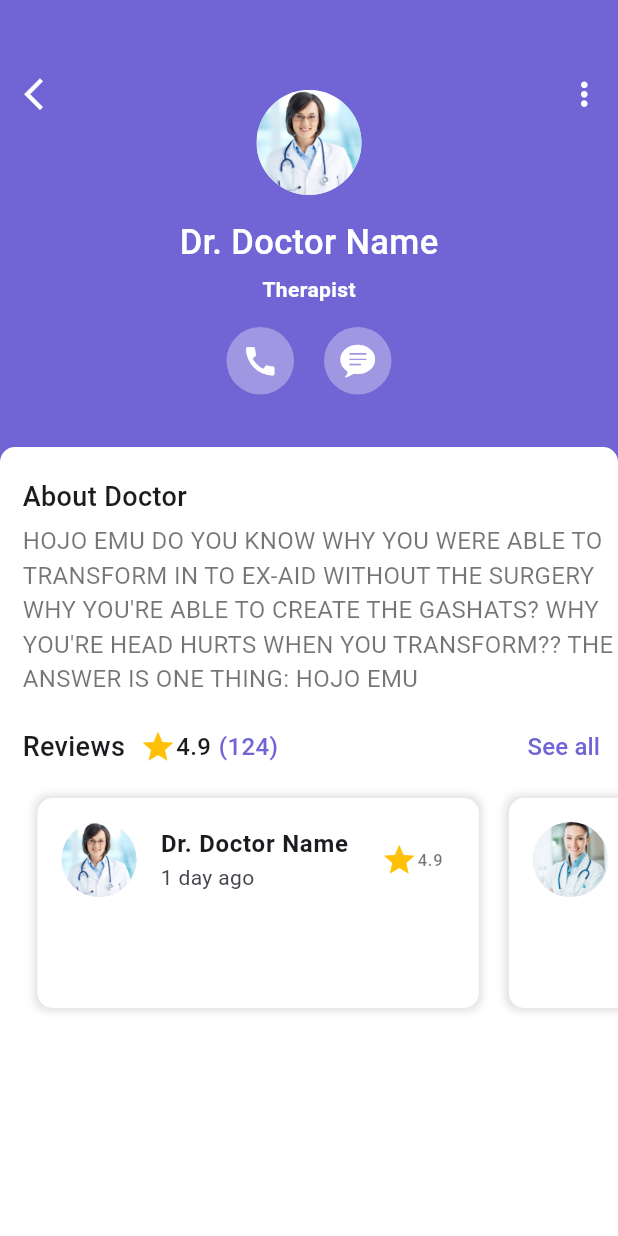
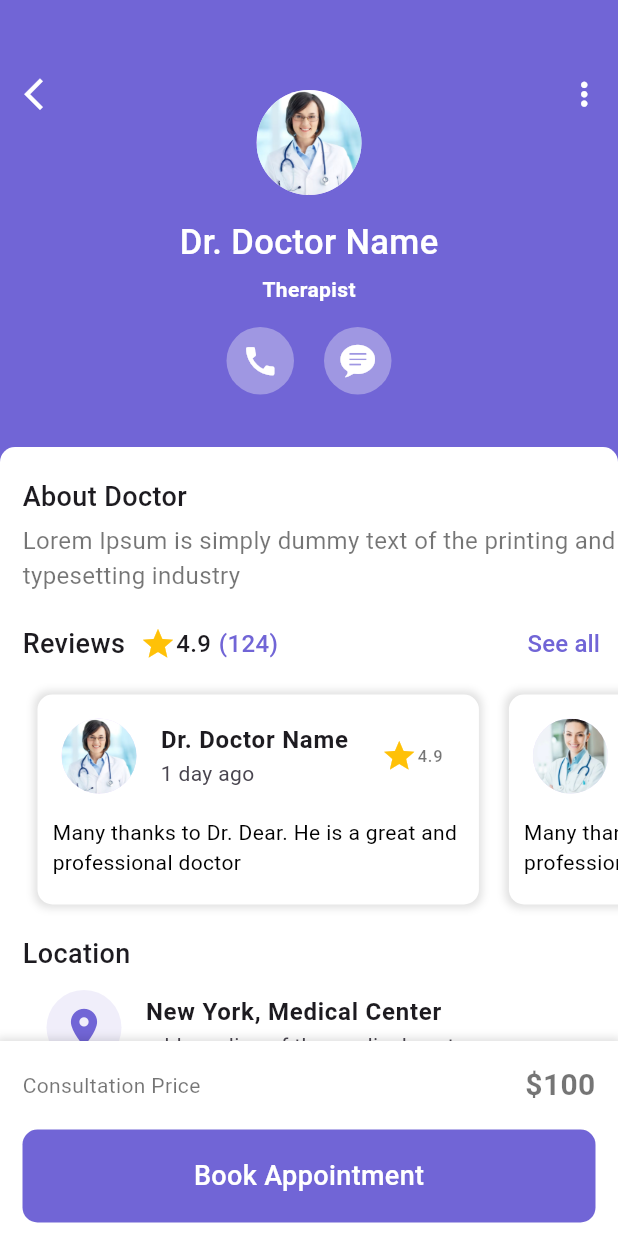
Before and after one commit to elidrocarburo/medical_healthcare, a Flutter app: the AppointmentScreen screen opened directly, on a phone screen of 412 x 824 dp. Run offline on Flutter 3.47's test engine with Material 3 defaults, Android fonts, the light colour scheme and no system bars.

Commit message:
finished appointment_screen.dart

```diff
--- a/lib/screens/appointment_screen.dart
+++ b/lib/screens/appointment_screen.dart
@@ -130,7 +130,7 @@ class AppointmentScreen extends StatelessWidget{
                           ),
                           SizedBox(height: 5),
                           Text(
-                            "HOJO EMU DO YOU KNOW WHY YOU WERE ABLE TO TRANSFORM IN TO EX-AID WITHOUT THE SURGERY WHY YOU'RE ABLE TO CREATE THE GASHATS? WHY YOU'RE HEAD HURTS WHEN YOU TRANSFORM?? THE ANSWER IS ONE THING: HOJO EMU",
+                            "Lorem Ipsum is simply dummy text of the printing and typesetting industry",
                             style: TextStyle(
                               fontSize: 16,
                               color: Colors.black54
@@ -229,12 +229,54 @@ class AppointmentScreen extends StatelessWidget{
                                               )
                                             ],
                                           ),
+                                        ),
+                                        SizedBox(height: 5),
+                                        Padding(padding: EdgeInsets.symmetric(horizontal: 10),
+                                        child: Text(
+                                          maxLines: 2,
+                                          overflow: TextOverflow.ellipsis,
+                                          "Many thanks to Dr. Dear. He is a great and professional doctor",
+                                          style: TextStyle(
+                                            color: Colors.black
+                                          ),
+                                        ),
                                         )
                                       ],
                                     ),
                                   ),
                                 );
                               }),
+                          ),
+                          SizedBox(height: 10),
+                          Text(
+                            "Location",
+                            style: TextStyle(
+                              fontSize: 18,
+                              fontWeight: FontWeight.w500
+                            ),
+                          ),
+                          ListTile(
+                            leading: Container(
+                              padding: EdgeInsets.all(10),
+                              decoration: BoxDecoration(
+                                color: Color(0xFFF0EEFA),
+                                shape: BoxShape.circle
+                              ),
+                              child: Icon(
+                                Icons.location_on,
+                                color: Color(0xFF7165D6),
+                                size: 30,
+                                )
+                            ),
+                            title: Text(
+                              "New York, Medical Center",
+                              style: TextStyle(
+                                fontWeight: FontWeight.bold
+                              ),
+                            ),
+                            subtitle: Text(
+                              "address line of the medical center."
+                            ),
                           )
                         ],
                       ),
@@ -242,6 +284,65 @@ class AppointmentScreen extends StatelessWidget{
           ],
         ),
       ),
+      bottomNavigationBar: Container(
+        padding: EdgeInsets.all(15),
+        height: 130,
+        decoration: BoxDecoration(
+          color: Colors.white,
+          boxShadow: [
+            BoxShadow(
+              color: Colors.black12,
+              blurRadius: 4,
+              spreadRadius: 2
+            )
+          ]
+        ),
+        child: Column(
+          children: [
+            Row(
+              mainAxisAlignment: MainAxisAlignment.spaceBetween,
+              children: [
+                Text(
+                  "Consultation Price",
+                  style: TextStyle(
+                    color: Colors.black54
+                  ),
+                ),
+                Text(
+                  "\$100",
+                  style: TextStyle(
+                    fontSize: 20,
+                    color: Colors.black54,
+                    fontWeight: FontWeight.bold
+                  ),
+                )
+              ],
+            ),
+            SizedBox(height: 15),
+            InkWell(
+              onTap: (){},
+              child: Container(
+                width: MediaQuery.of(context).size.width,
+                padding: EdgeInsets.symmetric(vertical: 18),
+                decoration: BoxDecoration(
+                  color: Color(0xFF7165D6),
+                  borderRadius: BorderRadius.circular(10)
+                ),
+                child: Center(
+                  child: Text(
+                    "Book Appointment",
+                    style: TextStyle(
+                      color: Colors.white,
+                      fontSize: 18,
+                      fontWeight: FontWeight.w500
+                    ),
+                  ),
+                ),
+              ),
+            )
+          ],
+        ),
+      ),
     );
   }
 }
```
